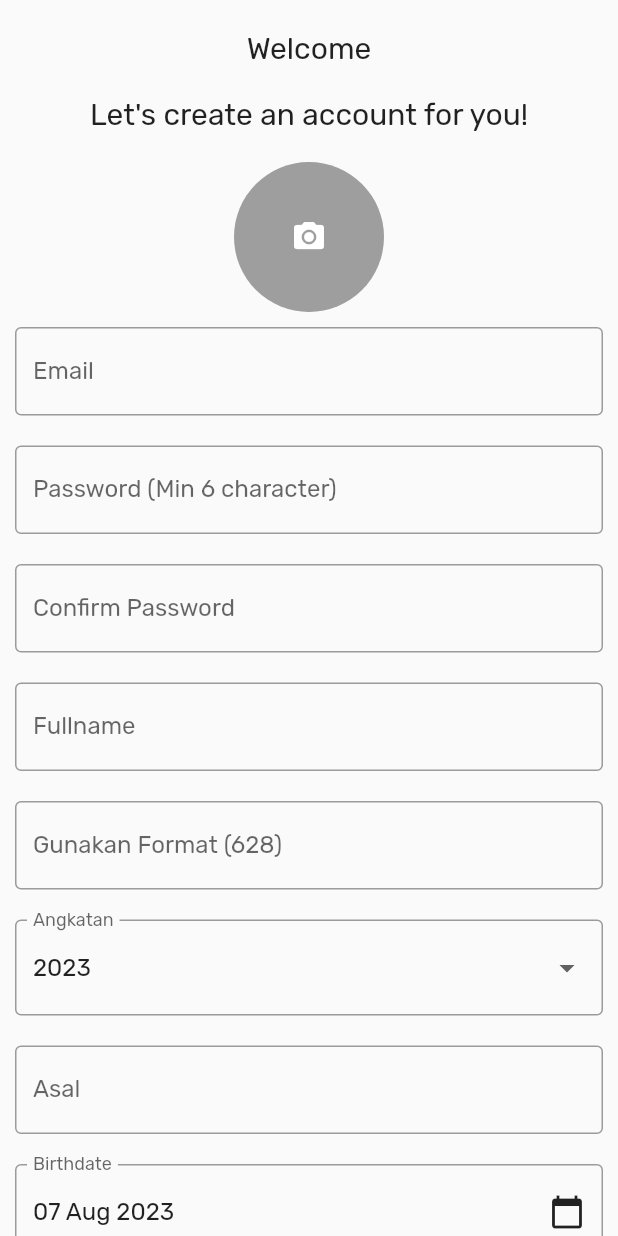
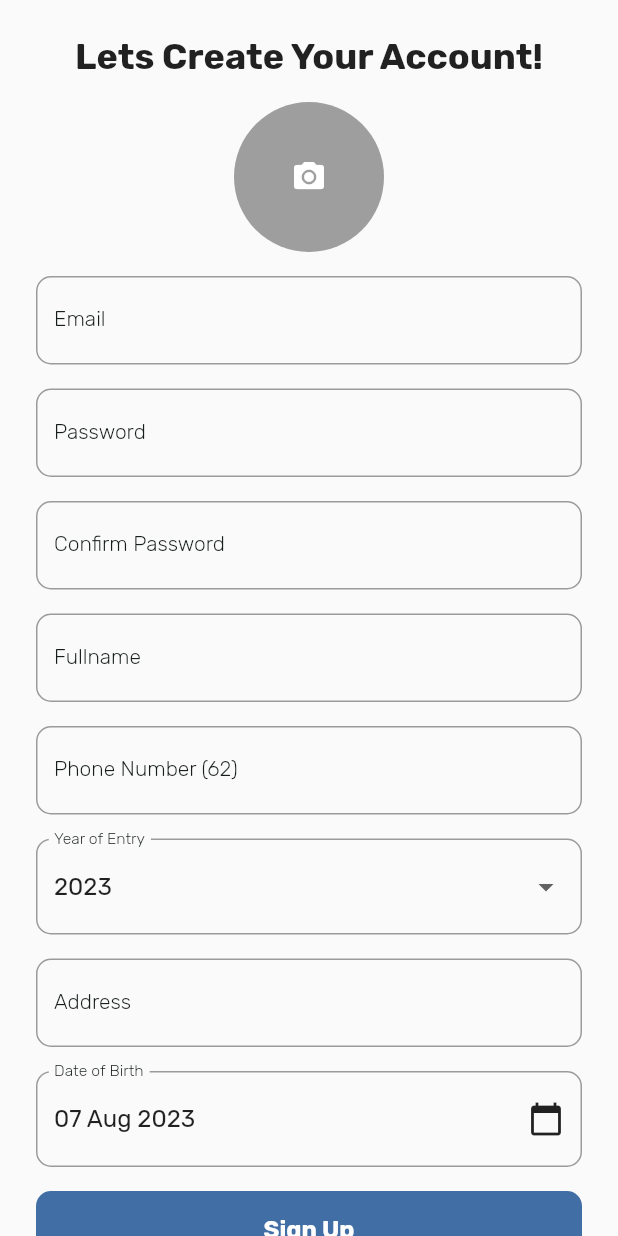
Before and after one commit to adambadruzz/mocap, a Flutter app: the screen it shows after launch, after a tap on "Register", on a phone screen of 412 x 824 dp. Run offline on Flutter 3.47's test engine with Material 2 defaults, Android fonts, the phone set to English and light mode, and no system bars; our stand-ins replace bottom_navy_bar, cached_network_image, cloud_firestore, dotted_border, firebase_auth, firebase_core and 7 more; accounts and stored records are empty.

Commit message:
update login register

```diff
--- /dev/null
+++ b/lib/global_widgets/textfield_dec.dart
@@ -0,0 +1,17 @@
+import 'package:flutter/material.dart';
+import 'package:mocap/constants.dart';
+
+InputDecoration customTextFieldDecoration(String labelText) {
+  return InputDecoration(
+    border: OutlineInputBorder(
+      borderRadius: BorderRadius.circular(10),
+    ),
+    focusColor: black,
+    focusedBorder: OutlineInputBorder(
+      borderRadius: BorderRadius.circular(10),
+      borderSide: const BorderSide(color: blueFigma, width: 3),
+    ),
+    labelStyle: headline3Light,
+    labelText: labelText,
+  );
+}
--- a/lib/view/home_view.dart
+++ b/lib/view/home_view.dart
@@ -50,25 +50,10 @@ class _HomeViewState extends State<HomeView> {
           final shouldShowCoursesMenu = snapshot.data ?? false;
 
           return Scaffold(
-            appBar: AppBar(
-              backgroundColor: Colors.transparent,
-              elevation: 0,
-              centerTitle: true,
-              title: const Text(
-                'Home',
-                style: headline2,
-              ),
-              leading: null,
-              actions: const [
-                Padding(
-                  padding: EdgeInsets.symmetric(horizontal: 24.0),
-                  child: Icon(Icons.notifications_none_rounded, color: black),
-                )
-              ],
-            ),
             body: SingleChildScrollView(
               child: Padding(
-                padding: const EdgeInsets.fromLTRB(20, 6, 20, 40),
+                padding: const EdgeInsets.fromLTRB(
+                    paddingL, paddingL + paddingS, paddingL, paddingL),
                 child: Column(
                   crossAxisAlignment: CrossAxisAlignment.start,
                   children: [
--- a/lib/view/login_view.dart
+++ b/lib/view/login_view.dart
@@ -1,4 +1,6 @@
 import 'package:flutter/material.dart';
+import 'package:mocap/constants.dart';
+import 'package:mocap/global_widgets/textfield_dec.dart';
 import '../services/auth_service.dart';
 import '../viewmodel/login_viewmodel.dart';
 import '../viewmodel/register_viewmodel.dart';
@@ -26,45 +28,32 @@ class LoginView extends StatelessWidget {
   Widget build(BuildContext context) {
     return Scaffold(
       body: SafeArea(
-        child: SingleChildScrollView(
+        child: Padding(
+          padding: const EdgeInsets.all(paddingL),
+          child: Center(
             child: Column(
+              mainAxisAlignment: MainAxisAlignment.center,
+              crossAxisAlignment: CrossAxisAlignment.start,
               children: [
-              const SizedBox(height: 90),
-              const Text('Welcome', style: TextStyle(fontSize: 20)),
-              const SizedBox(height: 20),
-              const Text(
-                "Welcome back you've been missed!",
-                style: TextStyle(fontSize: 15),
+                Text('Welcome Back!',
+                    style: customTextStyle(32.0, FontWeight.w900, black)),
+                const SizedBox(height: paddingM),
+                Text('Sign In',
+                    style: customTextStyle(32.0, FontWeight.w900, black)),
+                const SizedBox(height: paddingM),
+                TextField(
+                  controller: emailController,
+                  decoration: customTextFieldDecoration('Email'),
                 ),
-              const SizedBox(height: 20),
-              Padding(
-                padding: const EdgeInsets.symmetric(horizontal: 20),
-                child: TextField(
-                  controller: emailController,
-                  decoration: const InputDecoration(
-                    border: OutlineInputBorder(),
-                    labelText: 'Email',
-                  ),
-                ),
-              ),
-              const SizedBox(height: 20),
-              Padding(
-                padding: const EdgeInsets.symmetric(horizontal: 20),
-                child: TextField(
+                const SizedBox(height: paddingM),
+                TextField(
                   controller: passwordController,
                   obscureText: true,
-                  decoration: const InputDecoration(
-                    border: OutlineInputBorder(),
-                    labelText: 'Password',
+                  decoration: customTextFieldDecoration('Password'),
                 ),
-                ),
-              ),
-              Padding(
-                padding: const EdgeInsets.symmetric(horizontal: 10),
-                child: Row(
-                  mainAxisAlignment: MainAxisAlignment.end,
-                  children: [
-                    TextButton(
+                Align(
+                  alignment: Alignment.centerRight,
+                  child: TextButton(
                     onPressed: () {
                       Navigator.push(
                         context,
@@ -77,9 +66,9 @@ class LoginView extends StatelessWidget {
                         ),
                       );
                     },
-                      child: const Text('Forgot Password?'),
-                    ),
-                  ],
+                    child: Text('Forgot Password?',
+                        style:
+                            customTextStyle(14.0, FontWeight.w600, blueFigma)),
                   ),
                 ),
                 GestureDetector(
@@ -92,10 +81,9 @@ class LoginView extends StatelessWidget {
                   },
                   child: Container(
                     padding: const EdgeInsets.all(20),
-                  margin: const EdgeInsets.symmetric(horizontal: 20),
                     decoration: BoxDecoration(
                       borderRadius: BorderRadius.circular(10),
-                    color: Colors.black,
+                      color: const Color(0xFF406EA5),
                     ),
                     child: const Center(
                       child: Text(
@@ -105,18 +93,17 @@ class LoginView extends StatelessWidget {
                     ),
                   ),
                 ),
-              const SizedBox(height: 20),
-              const Padding(
-                padding: EdgeInsets.symmetric(horizontal: 10),
-                child: Row(
+                const SizedBox(height: paddingM),
+                const Row(
                   children: [
                     Expanded(child: Divider(color: Colors.black)),
+                    SizedBox(width: paddingM),
                     Text('or continue with', style: TextStyle(fontSize: 15)),
+                    SizedBox(width: paddingM),
                     Expanded(child: Divider(color: Colors.black)),
                   ],
                 ),
-              ),
-              const SizedBox(height: 20),
+                const SizedBox(height: paddingM),
                 Row(
                   mainAxisAlignment: MainAxisAlignment.center,
                   children: [
@@ -136,7 +123,7 @@ class LoginView extends StatelessWidget {
                         ),
                       ),
                     ),
-                  const SizedBox(width: 20),
+                    const SizedBox(width: paddingM),
                     Container(
                       padding: const EdgeInsets.all(15),
                       decoration: BoxDecoration(
@@ -159,13 +146,14 @@ class LoginView extends StatelessWidget {
                     ),
                   ],
                 ),
-              const SizedBox(height: 10),
+                const SizedBox(height: paddingM),
                 Padding(
                   padding: const EdgeInsets.symmetric(horizontal: 10),
                   child: Row(
                     mainAxisAlignment: MainAxisAlignment.center,
                     children: [
-                    const Text('Not a member?', style: TextStyle(fontSize: 15)),
+                      Text('Not a member?',
+                          style: customTextStyle(14.0, FontWeight.w500, black)),
                       TextButton(
                         onPressed: () {
                           Navigator.push(
@@ -179,16 +167,22 @@ class LoginView extends StatelessWidget {
                             ),
                           );
                         },
-                      child: const Text('Register', style: TextStyle(color: Colors.blue)),
+                        child: Text('Register',
+                            style: customTextStyle(
+                                14.0, FontWeight.w500, blueFigma)),
                       ),
                     ],
                   ),
                 ),
-              IconButton(
+                Align(
+                  alignment: Alignment.center,
+                  child: IconButton(
                     icon: const Icon(Icons.refresh),
                     onPressed: () => _restartApp(context),
                   ),
+                ),
               ],
+            ),
           ),
         ),
       ),
--- a/lib/view/register_view.dart
+++ b/lib/view/register_view.dart
@@ -1,6 +1,8 @@
 import 'dart:io';
 
 import 'package:flutter/material.dart';
+import 'package:mocap/constants.dart';
+import 'package:mocap/global_widgets/textfield_dec.dart';
 import 'package:mocap/view/login_view.dart';
 import 'package:mocap/viewmodel/register_viewmodel.dart';
 
@@ -36,8 +38,7 @@ class _RegisterViewState extends State<RegisterView> {
 
   Future<void> _selectImage() async {
     final ImagePicker picker = ImagePicker();
-    final XFile? image =
-        await picker.pickImage(source: ImageSource.gallery);
+    final XFile? image = await picker.pickImage(source: ImageSource.gallery);
     if (image != null) {
       setState(() {
         _selectedImage = File(image.path);
@@ -97,12 +98,14 @@ class _RegisterViewState extends State<RegisterView> {
     }
 
     if (confirmpasswordController.text.isEmpty) {
-    widget.viewModel.showErrorMessage(context, 'Please enter a confirm password');
+      widget.viewModel
+          .showErrorMessage(context, 'Please enter a confirm password');
       return false;
     }
 
     if (passwordController.text != confirmpasswordController.text) {
-    widget.viewModel.showErrorMessage(context, 'Password and Confirm Password must be the same');
+      widget.viewModel.showErrorMessage(
+          context, 'Password and Confirm Password must be the same');
       return false;
     }
 
@@ -117,12 +120,14 @@ class _RegisterViewState extends State<RegisterView> {
     }
 
     if (!phoneController.text.startsWith('62')) {
-    widget.viewModel.showErrorMessage(context, 'Phone number must start with 62');
+      widget.viewModel
+          .showErrorMessage(context, 'Phone number must start with 62');
       return false;
     }
 
     if (selectedYear.isEmpty) {
-    widget.viewModel.showErrorMessage(context, 'Please select the year of entry');
+      widget.viewModel
+          .showErrorMessage(context, 'Please select the year of entry');
       return false;
     }
 
@@ -134,20 +139,16 @@ class _RegisterViewState extends State<RegisterView> {
     return true;
   }
 
-
-
   @override
   Widget build(BuildContext context) {
     return Scaffold(
       body: SafeArea(
         child: SingleChildScrollView(
+          padding: const EdgeInsets.all(paddingL),
           child: Column(children: [
-            const SizedBox(height: 20),
-            const Text('Welcome', style: TextStyle(fontSize: 20)),
-            const SizedBox(height: 20),
-            const Text("Let's create an account for you!",
-                style: TextStyle(fontSize: 20)),
-            const SizedBox(height: 20),
+            const Text('Lets Create Your Account!',
+                style: TextStyle(fontSize: 24, fontWeight: FontWeight.bold)),
+            const SizedBox(height: paddingM),
             GestureDetector(
               onTap: () {
                 _selectImage();
@@ -173,66 +174,36 @@ class _RegisterViewState extends State<RegisterView> {
                     : null,
               ),
             ),
-            Padding(
-              padding: const EdgeInsets.all(10),
-              child: TextField(
+            const SizedBox(height: paddingM),
+            TextField(
                 controller: emailController,
-                decoration: const InputDecoration(
-                  border: OutlineInputBorder(),
-                  labelText: 'Email',
-                ),
-              ),
-            ),
-            Padding(
-              padding: const EdgeInsets.all(10),
-              child: TextField(
+                decoration: customTextFieldDecoration('Email')),
+            const SizedBox(height: paddingM),
+            TextField(
               controller: passwordController,
               obscureText: true,
-                decoration: const InputDecoration(
-                  border: OutlineInputBorder(),
-                  labelText: 'Password (Min 6 character)',
+              decoration: customTextFieldDecoration('Password'),
             ),
-              ),
-            ),
-            Padding(
-              padding: const EdgeInsets.all(10),
-              child: TextField(
+            const SizedBox(height: paddingM),
+            TextField(
               controller: confirmpasswordController,
               obscureText: true,
-                decoration: const InputDecoration(
-                  border: OutlineInputBorder(),
-                  labelText: 'Confirm Password',
+              decoration: customTextFieldDecoration('Confirm Password'),
             ),
+            const SizedBox(height: paddingM),
+            TextField(
+              controller: nameController,
+              decoration: customTextFieldDecoration('Fullname'),
             ),
+            const SizedBox(height: paddingM),
+            TextField(
+              controller: phoneController,
+              decoration: customTextFieldDecoration('Phone Number (62)'),
             ),
-            Padding(
-              padding: const EdgeInsets.all(10),
-              child: TextField(
-                controller: nameController,
-                decoration: const InputDecoration(
-                  border: OutlineInputBorder(),
-                  labelText: 'Fullname',
-                ),
-              ),
-            ),
-            Padding(
-              padding: const EdgeInsets.all(10),
-              child: TextField(
-                controller: phoneController,
-                decoration: const InputDecoration(
-                  border: OutlineInputBorder(),
-                  labelText: 'Gunakan Format (628)',
-                ),
-              ),
-            ),
-            Padding(
-              padding: const EdgeInsets.all(10),
-              child: DropdownButtonFormField<String>(
+            const SizedBox(height: paddingM),
+            DropdownButtonFormField<String>(
               value: selectedYear,
-                decoration: const InputDecoration(
-                  border: OutlineInputBorder(),
-                  labelText: 'Angkatan',
-                ),
+              decoration: customTextFieldDecoration('Year of Entry'),
               onChanged: (String? newValue) {
                 if (newValue != null) {
                   setState(() {
@@ -251,28 +222,18 @@ class _RegisterViewState extends State<RegisterView> {
                 },
               ),
             ),
+            const SizedBox(height: paddingM),
+            TextField(
+              controller: asalController,
+              decoration: customTextFieldDecoration('Address'),
             ),
-            Padding(
-              padding: const EdgeInsets.all(10),
-              child: TextField(
-                controller: asalController,
-                decoration: const InputDecoration(
-                  border: OutlineInputBorder(),
-                  labelText: 'Asal',
-                ),
-              ),
-            ),
-            Padding(
-              padding: const EdgeInsets.all(10),
-              child: InkWell(
+            const SizedBox(height: paddingM),
+            InkWell(
               onTap: () {
                 _selectDate(context);
               },
               child: InputDecorator(
-                  decoration: const InputDecoration(
-                    border: OutlineInputBorder(),
-                    labelText: 'Birthdate',
-                  ),
+                decoration: customTextFieldDecoration('Date of Birth'),
                 child: Row(
                   mainAxisAlignment: MainAxisAlignment.spaceBetween,
                   children: [
@@ -287,8 +248,7 @@ class _RegisterViewState extends State<RegisterView> {
                 ),
               ),
             ),
-            ),
-            const SizedBox(height: 20),
+            const SizedBox(height: paddingM),
             GestureDetector(
               onTap: () {
                 if (validateInputs()) {
@@ -316,45 +276,36 @@ class _RegisterViewState extends State<RegisterView> {
                 }
               },
               child: Container(
-                padding: const EdgeInsets.all(10),
-                margin: const EdgeInsets.symmetric(horizontal: 20),
+                padding: const EdgeInsets.all(paddingM),
                 decoration: BoxDecoration(
                   borderRadius: BorderRadius.circular(10),
-                  color: Colors.black,
+                  color: const Color(0xFF406EA5),
                 ),
                 child: const Center(
-                  child: Text(
-                    'Sign Up',
-                    style: TextStyle(color: Colors.white, fontSize: 16),
+                  child: Text('Sign Up',
+                      style: TextStyle(
+                        color: Colors.white,
+                        fontSize: 16,
+                        fontWeight: FontWeight.bold,
+                      )),
                 ),
               ),
             ),
-            ),
-            const SizedBox(height: 20),
-            Padding(
-              padding: const EdgeInsets.symmetric(horizontal: 10),
-              child: Row(
+            Row(
               mainAxisAlignment: MainAxisAlignment.center,
               children: [
-                  const Expanded(child: Divider(color: Colors.black)),
-                  const Text('Already have an account?',
-                      style: TextStyle(fontSize: 15)),
+                Text('Already have an account?',
+                    style: customTextStyle(14.0, FontWeight.w500, black)),
                 TextButton(
                   onPressed: () {
-                      Navigator.push(
-                        context,
-                        MaterialPageRoute(
-                          builder: (context) => LoginView(
-                            viewModel: LoginViewModel(authService: AuthService()),
+                    Navigator.pop(context);
+                  },
+                  child: Text(
+                    'Login',
+                    style: customTextStyle(14.0, FontWeight.w500, blueFigma),
                   ),
                 ),
-                      );
-                    },
-                    child: const Text('Login', style: TextStyle(color: Colors.blue)),
-                  ),
-                  const Expanded(child: Divider(color: Colors.black)),
               ],
-              ),
             ),
           ]),
         ),
```
Lines whose indentation alone changed are shown as unchanged.
